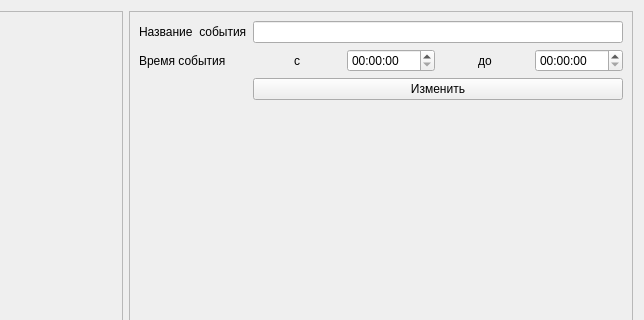
Qt form ui/pages/eventinfo.ui (Artem535/PsyClientManager) before a commit; both pictures show x 799 to 1443 and y 0 to 320 of the 1443 by 827 pixel window.
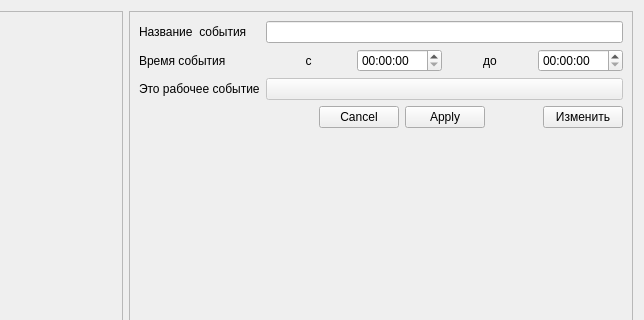
The same form after that commit.

Commit message: Start realize event data manager.

Patch:
```diff
--- a/ui/pages/eventinfo.ui
+++ b/ui/pages/eventinfo.ui
@@ -139,6 +139,26 @@
          </layout>
         </item>
         <item row="2" column="0">
+         <widget class="QLabel" name="label_6">
+          <property name="text">
+           <string>Это рабочее событие</string>
+          </property>
+         </widget>
+        </item>
+        <item row="2" column="1">
+         <widget class="QPushButton" name="mIsWorkEvent">
+          <property name="enabled">
+           <bool>false</bool>
+          </property>
+          <property name="text">
+           <string/>
+          </property>
+          <property name="checkable">
+           <bool>true</bool>
+          </property>
+         </widget>
+        </item>
+        <item row="3" column="0">
          <spacer name="horizontalSpacer">
           <property name="orientation">
            <enum>Qt::Orientation::Horizontal</enum>
@@ -151,15 +171,32 @@
           </property>
          </spacer>
         </item>
-        <item row="2" column="1">
-         <widget class="QPushButton" name="pushButton">
+        <item row="3" column="1">
+         <layout class="QHBoxLayout" name="horizontalLayout_3">
+          <item>
+           <widget class="QDialogButtonBox" name="mButtonBox">
+            <property name="orientation">
+             <enum>Qt::Orientation::Horizontal</enum>
+            </property>
+            <property name="standardButtons">
+             <set>QDialogButtonBox::StandardButton::Apply|QDialogButtonBox::StandardButton::Cancel</set>
+            </property>
+            <property name="centerButtons">
+             <bool>true</bool>
+            </property>
+           </widget>
+          </item>
+          <item>
+           <widget class="QPushButton" name="mChangeButton">
           <property name="text">
            <string>Изменить</string>
           </property>
           <property name="checkable">
-           <bool>true</bool>
-          </property>
-         </widget>
+             <bool>false</bool>
+            </property>
+           </widget>
+          </item>
+         </layout>
         </item>
        </layout>
       </item>
```
Lines whose indentation alone changed are shown as unchanged. The commit also changes 7 other files.
